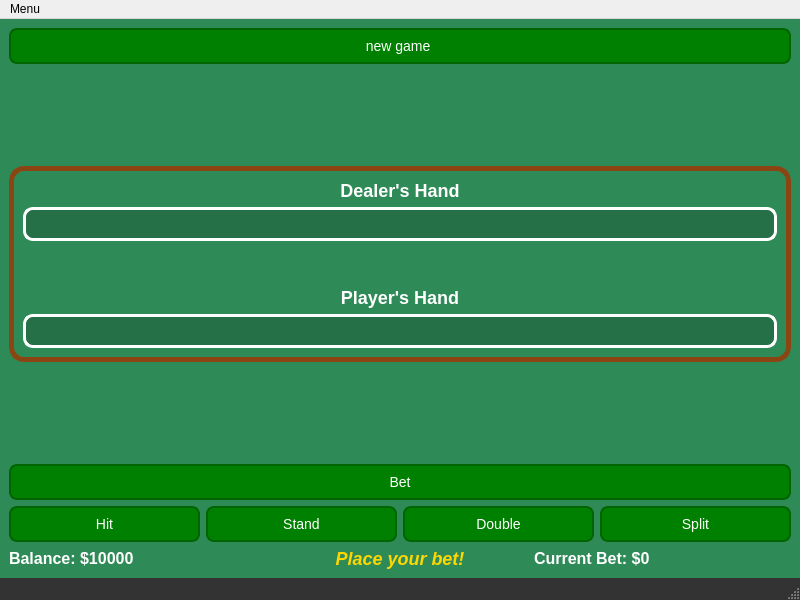
Qt form mainwindow.ui (mors-templar/blackjack) before a commit.
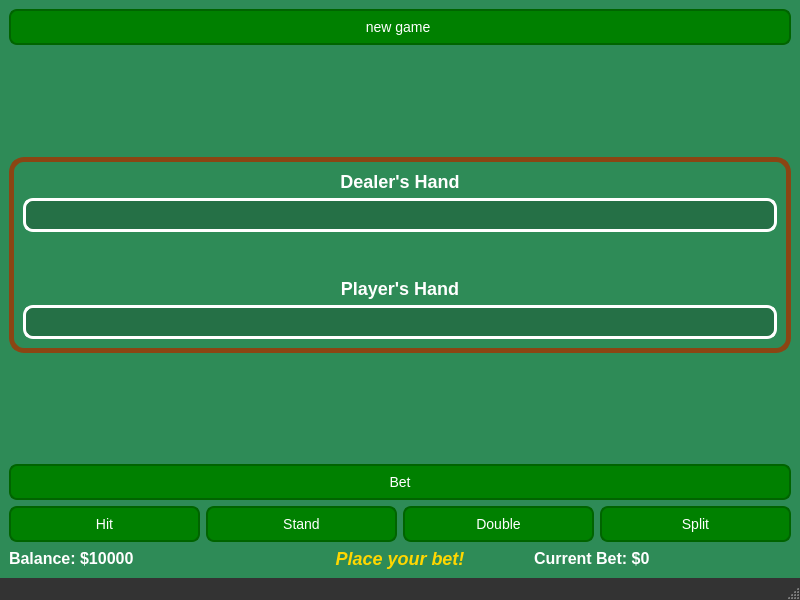
The same form after that commit.

```diff
--- a/mainwindow.ui
+++ b/mainwindow.ui
@@ -253,22 +253,6 @@
     </item>
    </layout>
   </widget>
-  <widget class="QMenuBar" name="menubar">
-   <property name="geometry">
-    <rect>
-     <x>0</x>
-     <y>0</y>
-     <width>800</width>
-     <height>21</height>
-    </rect>
-   </property>
-   <widget class="QMenu" name="menuMenu">
-    <property name="title">
-     <string>Menu</string>
-    </property>
-   </widget>
-   <addaction name="menuMenu"/>
-  </widget>
   <widget class="QStatusBar" name="statusbar"/>
  </widget>
  <resources/>
```
